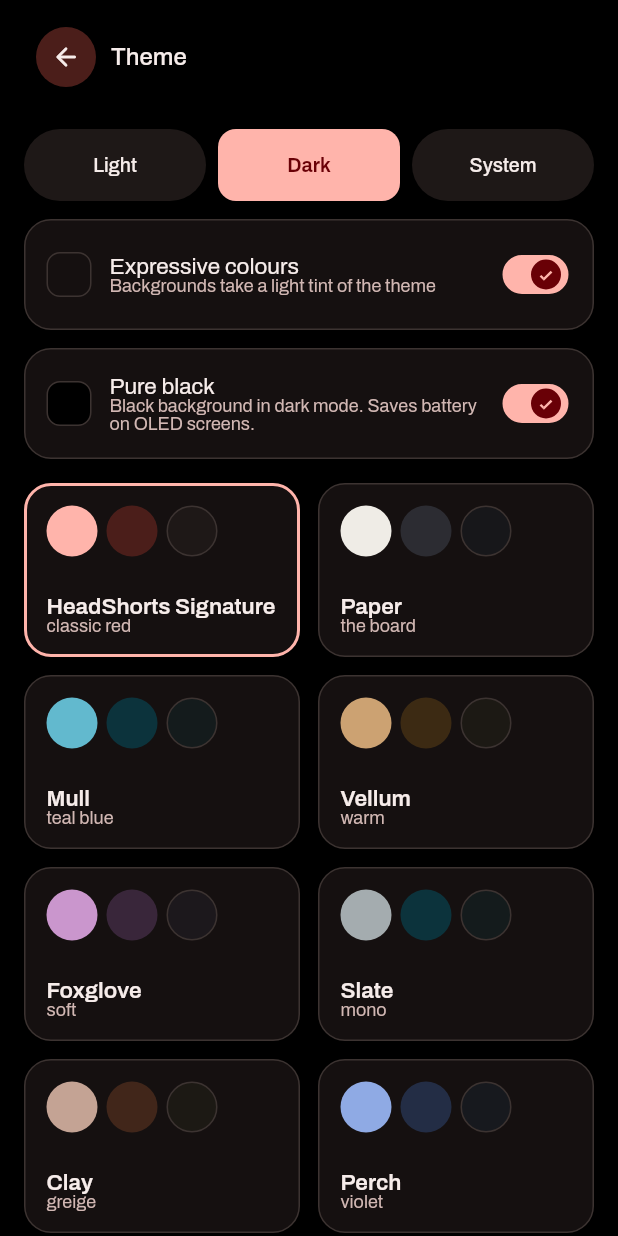
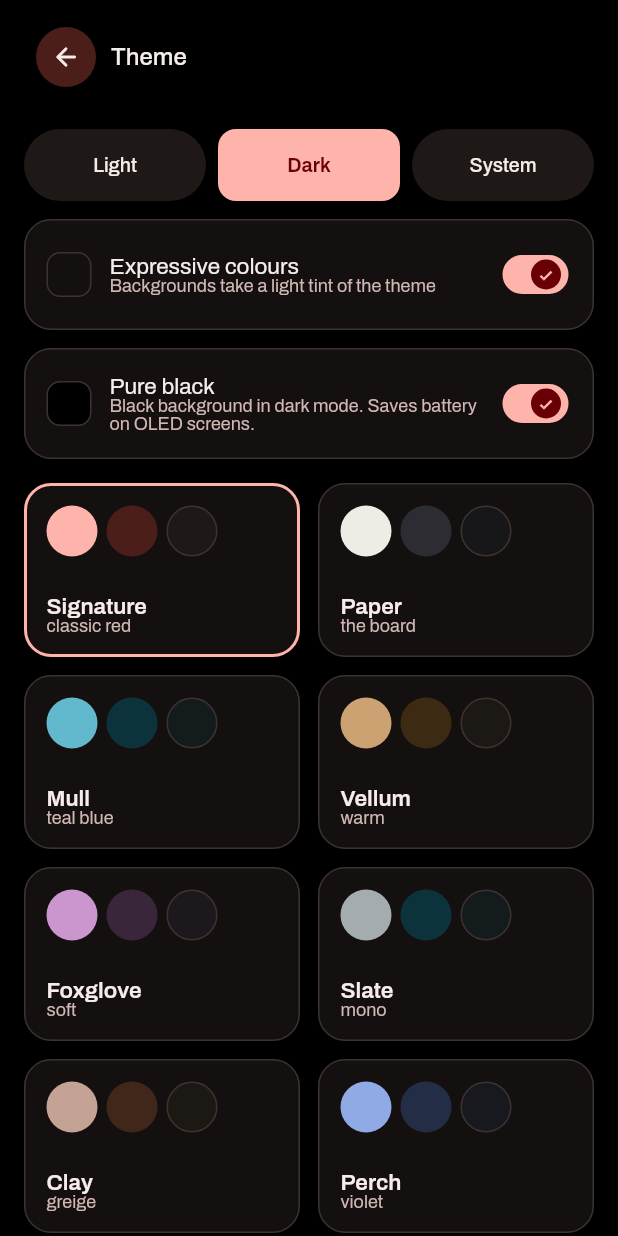
Before and after one commit to singhgautam7/Headshorts, a Flutter app: the AppearanceScreen screen opened by its route, on a phone screen of 412 x 824 dp. Run offline on Flutter 3.47's test engine with Material 3 defaults, Android fonts, the phone set to English and light mode, and no system bars; our stand-ins replace cached_network_image, dio, drift, drift_flutter, flutter_riverpod, flutter_widget_from_html_core and 5 more; missing offline and left inert: brotli, dart:js_interop, dart_rss, dio_http2_adapter, file_selector, html_readability and 2 more; accounts and stored records are empty; generated files the repository leaves out were written again; project files that could hold a hidden picture were left out.

Commit message:
fix(theme): shorter Signature name
Co-Authored-By: Claude Opus 5.5 <noreply@anthropic.com>

```diff
--- a/lib/core/tokens/theme_family.dart
+++ b/lib/core/tokens/theme_family.dart
@@ -84,7 +84,7 @@ class ThemeFamily {
   /// from blue to red; the numbers beside the hue are unused.
   static const signature = ThemeFamily(
     id: 'signature',
-    name: 'HeadShorts Signature',
+    name: 'Signature',
     blurb: 'classic red',
     neutralHue: _sigHue,
     neutralChroma: 1,
```
Also changed, not shown: 1 other file.
